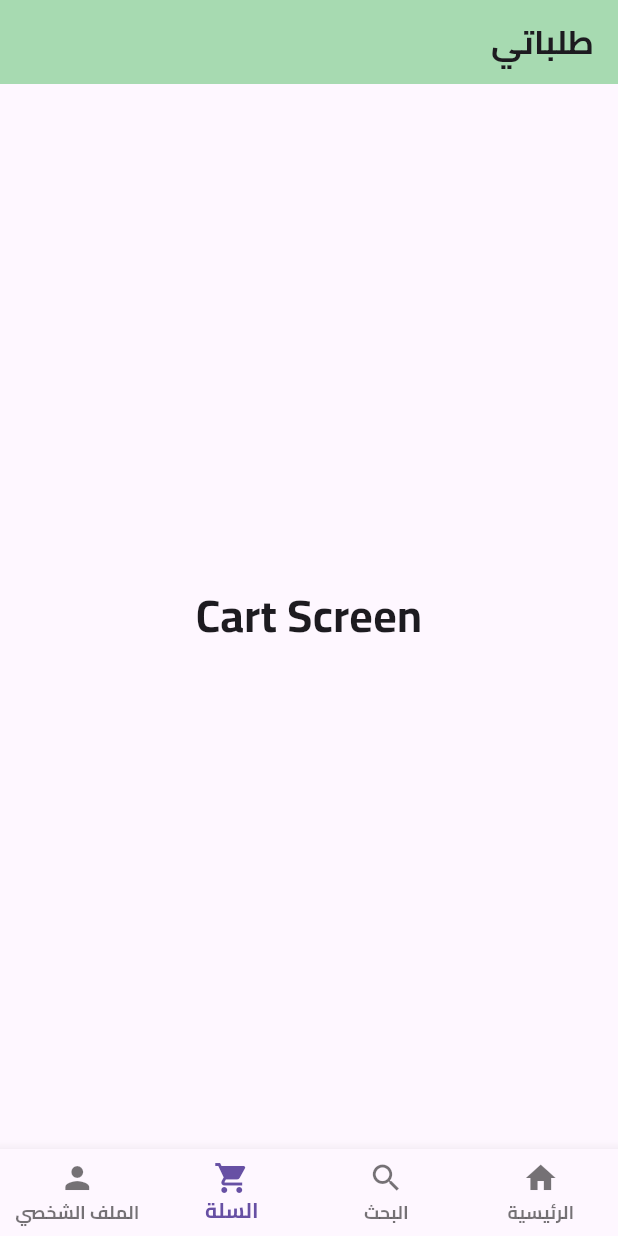
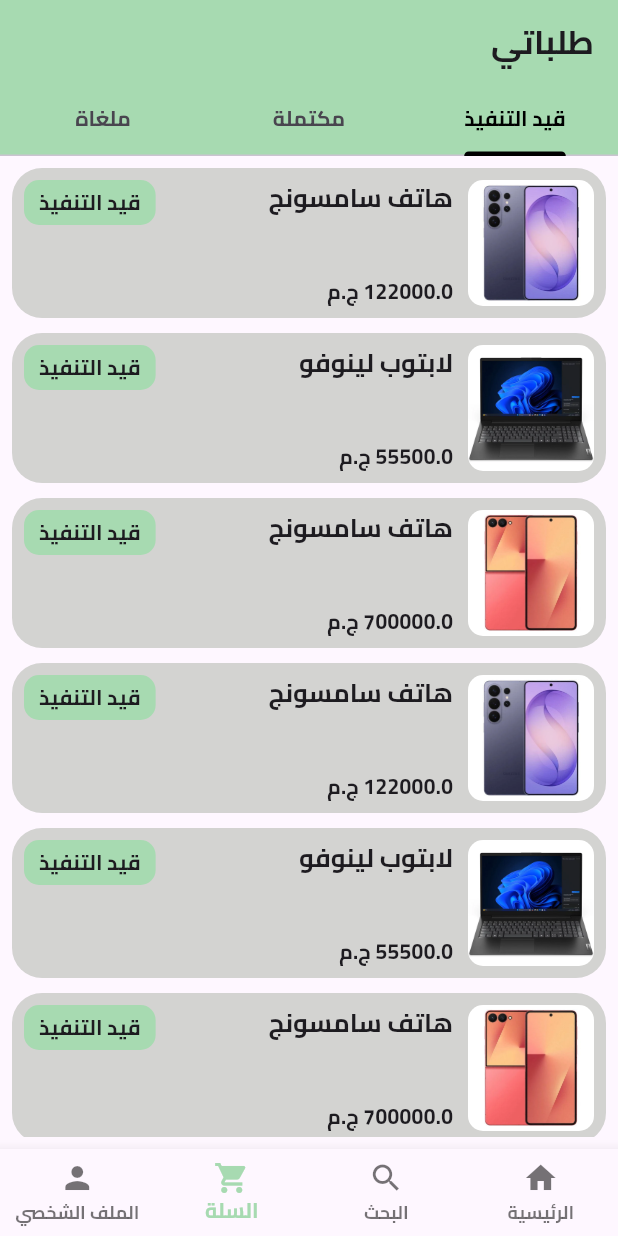
Before and after one commit to mohamedgomaa20/al_masar_day_8, a Flutter app: the screen it shows after launch, item 3 of the bottom bar chosen, on a phone screen of 412 x 824 dp. Run offline on Flutter 3.47's test engine with Material 3 defaults, Android fonts, the phone set to English and light mode, and no system bars.

Commit message:
Implement `CartScreen` with tabbed navigation, add `CartItem` and `UnderProgressWidget` components, and update `CategoryModel` with new icons and assets.

```diff
--- a/lib/core/models/category_model.dart
+++ b/lib/core/models/category_model.dart
@@ -8,9 +8,10 @@
 
   static List<CategoryModel> categories = [
     CategoryModel(name: "إلكترونيات", icon: Icons.laptop_chromebook),
-    CategoryModel(name: "ملابس", icon: Icons.laptop_chromebook),
+    CategoryModel(name: "ملابس", icon: Icons. checkroom),
     CategoryModel(name: "منزل", icon: Icons.home),
     CategoryModel(name: "كتب", icon: Icons.menu_book),
+    CategoryModel(name: "ملابس", icon: Icons. checkroom),
     CategoryModel(name: "منزل", icon: Icons.home),
     CategoryModel(name: "كتب", icon: Icons.menu_book),
   ];
--- /dev/null
+++ b/lib/features/cart/cart_item.dart
@@ -0,0 +1,61 @@
+import 'package:flutter/material.dart';
+
+class CartItem extends StatelessWidget {
+  const CartItem({
+    super.key,
+    required this.title,
+    required this.price,
+    required this.image,
+    required this.status,
+  });
+
+  final String title;
+  final double price;
+  final String image;
+  final String status;
+
+  @override
+  Widget build(BuildContext context) {
+    return Container(
+      width: .infinity,
+      height: 100,
+      margin: EdgeInsets.only(bottom: 10),
+      decoration: BoxDecoration(
+        borderRadius: .circular(20),
+        color: Color(0xffd3d3d1),
+      ),
+
+      child: Padding(
+        padding: const EdgeInsets.all(8.0),
+        child: Row(
+          crossAxisAlignment: .start,
+          children: [
+            ClipRRect(
+              borderRadius: BorderRadius.circular(10),
+              child: Image.asset(image),
+            ),
+            SizedBox(width: 10),
+            Column(
+              mainAxisAlignment: .spaceBetween,
+              crossAxisAlignment: .start,
+              children: [
+                Text(title, style: TextStyle(fontSize: 17)),
+                SizedBox(height: 5),
+                Text("$price ج.م"),
+              ],
+            ),
+            Spacer(),
+            Container(
+              padding: EdgeInsets.symmetric(horizontal: 10, vertical: 5),
+              decoration: BoxDecoration(
+                borderRadius: BorderRadius.circular(10),
+                color: Color(0xffa7dab1),
+              ),
+              child: Text(status),
+            ),
+          ],
+        ),
+      ),
+    );
+  }
+}
--- a/lib/features/cart/cart_screen.dart
+++ b/lib/features/cart/cart_screen.dart
@@ -1,14 +1,37 @@
-import 'package:flutter/cupertino.dart';
+import 'package:al_masar_day_8/features/cart/under_progress_widget.dart';
+import 'package:flutter/material.dart';
 
 class CartScreen extends StatelessWidget {
   const CartScreen({super.key});
 
   @override
   Widget build(BuildContext context) {
-    return Center(
-      child: Text(
-        "Cart Screen",
-        style: TextStyle(fontSize: 30, fontWeight: .bold, fontFamily: "Cairo"),
+    return DefaultTabController(
+      length: 3,
+      child: Column(
+        children: [
+          Container(
+            color: Color(0xffa7dab1),
+            child: TabBar(
+              indicatorColor: Colors.black,
+              labelColor: Colors.black,
+              tabs: [
+                Tab(text: "قيد التنفيذ"),
+                Tab(text: "مكتملة"),
+                Tab(text: "ملغاة"),
+              ],
+            ),
+          ),
+          Expanded(
+            child: TabBarView(
+              children: [
+                UnderProgressWidget(),
+                Center(child: Text("مكتملة")),
+                Center(child: Text("ملغاة")),
+              ],
+            ),
+          ),
+        ],
       ),
     );
   }
--- /dev/null
+++ b/lib/features/cart/under_progress_widget.dart
@@ -0,0 +1,77 @@
+import 'package:flutter/material.dart';
+
+import 'cart_item.dart';
+
+class UnderProgressWidget extends StatelessWidget {
+  const UnderProgressWidget({super.key});
+
+  @override
+  Widget build(BuildContext context) {
+    return Padding(
+      padding: const EdgeInsets.all(8.0),
+
+      child: SingleChildScrollView(
+        child: Column(
+          children: [
+            CartItem(
+              title: "هاتف سامسونج",
+              image: "assets/images/Samsung-Galaxy-S26-Ultra-5G.webp",
+              price: 122000,
+              status: "قيد التنفيذ",
+            ),
+
+            CartItem(
+              title: "لابتوب لينوفو",
+              image: "assets/images/laptop_2.webp",
+              price: 55500,
+              status: "قيد التنفيذ",
+            ),
+            CartItem(
+              title: "هاتف سامسونج",
+              image: "assets/images/Samsung-Galaxy-Z-Flip7.webp",
+              price: 700000,
+              status: "قيد التنفيذ",
+            ),
+            CartItem(
+              title: "هاتف سامسونج",
+              image: "assets/images/Samsung-Galaxy-S26-Ultra-5G.webp",
+              price: 122000,
+              status: "قيد التنفيذ",
+            ),
+
+            CartItem(
+              title: "لابتوب لينوفو",
+              image: "assets/images/laptop_2.webp",
+              price: 55500,
+              status: "قيد التنفيذ",
+            ),
+            CartItem(
+              title: "هاتف سامسونج",
+              image: "assets/images/Samsung-Galaxy-Z-Flip7.webp",
+              price: 700000,
+              status: "قيد التنفيذ",
+            ), CartItem(
+              title: "هاتف سامسونج",
+              image: "assets/images/Samsung-Galaxy-S26-Ultra-5G.webp",
+              price: 122000,
+              status: "قيد التنفيذ",
+            ),
+
+            CartItem(
+              title: "لابتوب لينوفو",
+              image: "assets/images/laptop_2.webp",
+              price: 55500,
+              status: "قيد التنفيذ",
+            ),
+            CartItem(
+              title: "هاتف سامسونج",
+              image: "assets/images/Samsung-Galaxy-Z-Flip7.webp",
+              price: 700000,
+              status: "قيد التنفيذ",
+            ),
+          ],
+        ),
+      ),
+    );
+  }
+}
--- a/lib/features/home/home_screen.dart
+++ b/lib/features/home/home_screen.dart
@@ -3,8 +3,6 @@
 
 import '../../core/models/category_model.dart';
 import 'category_item.dart';
-import 'custom_app_bar.dart';
-
 class HomeScreen extends StatelessWidget {
   const HomeScreen({super.key});
 
--- a/lib/features/layout_screen.dart
+++ b/lib/features/layout_screen.dart
@@ -38,6 +38,7 @@
 
       bottomNavigationBar: BottomNavigationBar(
         type: .fixed,
+        selectedItemColor: Color(0xffa7dab1),
         items: [
           BottomNavigationBarItem(icon: Icon(Icons.home), label: "الرئيسية"),
           BottomNavigationBarItem(icon: Icon(Icons.search), label: "البحث"),
--- a/lib/features/profile/profile_screen.dart
+++ b/lib/features/profile/profile_screen.dart
@@ -9,11 +9,7 @@
       body: Center(
         child: Text(
           "Profile Screen",
-          style: TextStyle(
-            fontSize: 30,
-            fontWeight: .bold,
-            fontFamily: "Cairo",
-          ),
+          style: TextStyle(fontSize: 30, fontWeight: .bold),
         ),
       ),
     );
--- a/lib/features/search/search_screen.dart
+++ b/lib/features/search/search_screen.dart
@@ -8,7 +8,7 @@
     return Center(
       child: Text(
         "Search Screen",
-        style: TextStyle(fontSize: 30, fontWeight: .bold, fontFamily: "Cairo"),
+        style: TextStyle(fontSize: 30, fontWeight: .bold),
       ),
     );
   }
```
Also changed, not shown: lib/features/home/custom_app_bar.dart (deleted, +0 -25 lines), assets/images/Samsung-Galaxy-S26-Ultra-5G.webp (added), assets/images/Samsung-Galaxy-Z-Flip7.webp (added).
